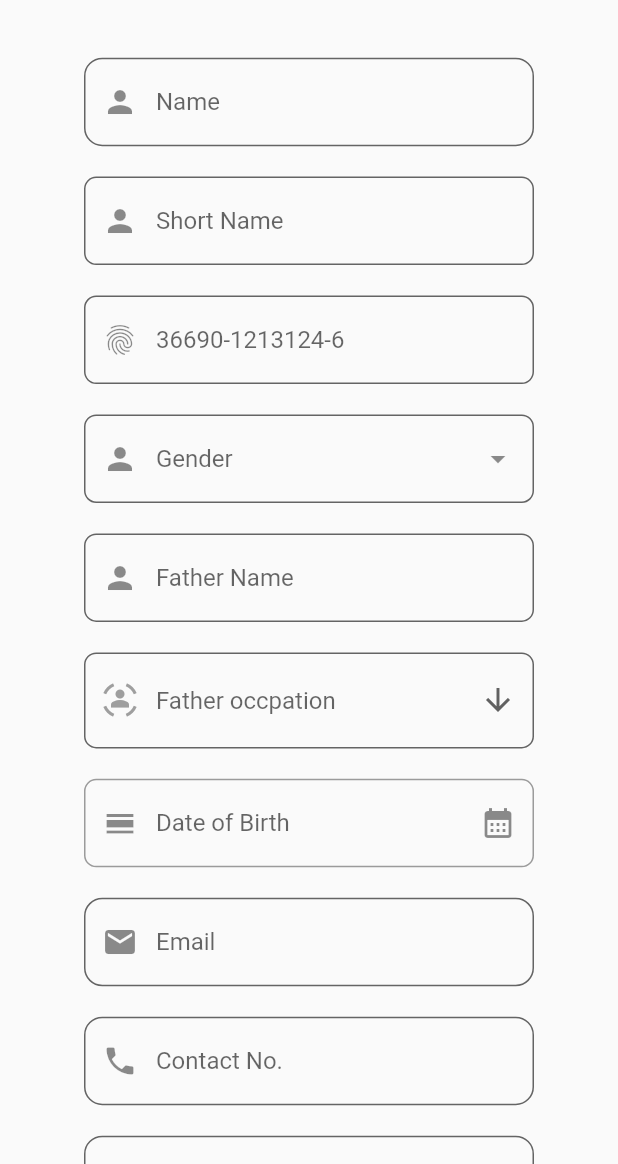
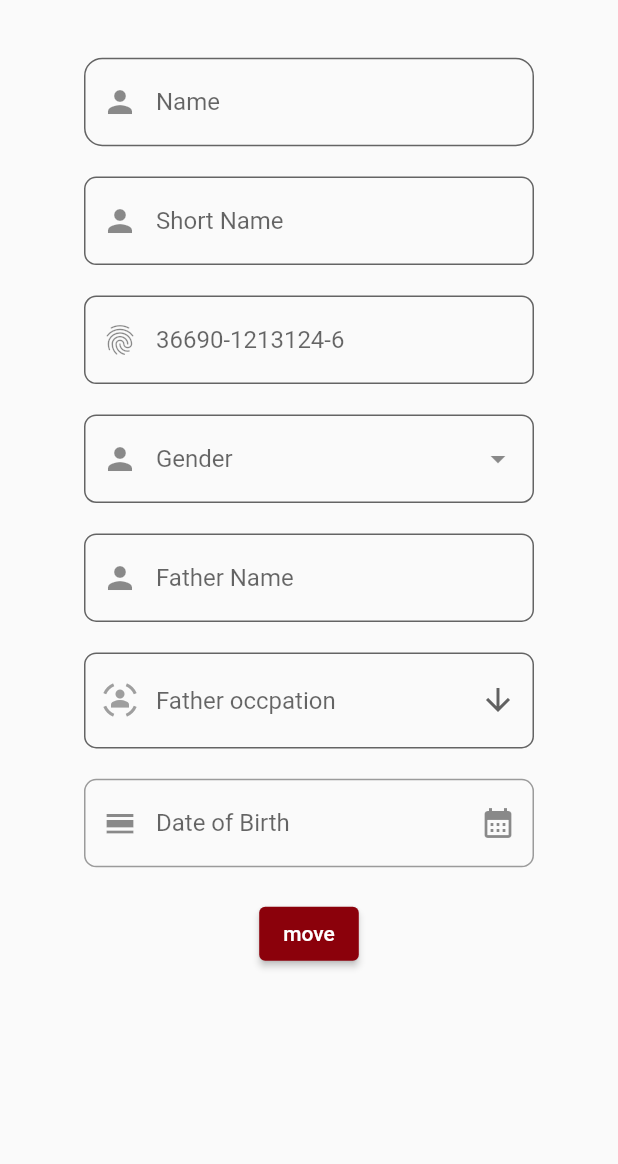
Before and after one commit to Faisalkkc/firstapp, a Flutter app: the PersonalInformation screen opened directly, on a phone screen of 412 x 824 dp, the part 72-1236 px from its top. Run offline on Flutter 3.47's test engine with Material 2 defaults, Android fonts, the phone set to English and light mode, and no system bars; our stand-ins replace flutter_screenutil, flutter_svg.

Commit message:
personal Information updated

```diff
--- a/lib/Pages/personal_information.dart
+++ b/lib/Pages/personal_information.dart
@@ -1,6 +1,7 @@
 import 'package:flutter/material.dart';
 import 'package:flutter_screenutil/flutter_screenutil.dart';
 import 'package:flutter_svg/flutter_svg.dart';
+import 'package:nsdd/Pages/personal_information2.dart';
 import 'package:nsdd/Pages/province.dart';
 
 class PersonalInformation extends StatefulWidget {
@@ -239,103 +240,19 @@ class _PersonalInformationState extends State<PersonalInformation> {
                     SizedBox(
                       height: 20.h,
                     ),
-                    TextFormField(
-                      decoration: InputDecoration(
-                          hintText: "Email",
-                          prefixIcon: Icon(Icons.email),
-                          fillColor: Colors.transparent,
-                          filled: true,
-                          border: OutlineInputBorder(
-                              borderRadius: BorderRadius.circular(12.r))),
-                    ),
-                    SizedBox(
-                      height: 20.h,
-                    ),
-                    TextFormField(
-                      decoration: InputDecoration(
-                          hintText: "Contact No.",
-                          prefixIcon: Icon(Icons.phone),
-                          fillColor: Colors.transparent,
-                          filled: true,
-                          border: OutlineInputBorder(
-                              borderRadius: BorderRadius.circular(12.r))),
-                    ),
-                    SizedBox(
-                      height: 20.h,
-                    ),
-                    TextFormField(
-                      decoration: InputDecoration(
-                          hintText: " Other Contact No.",
-                          prefixIcon: Icon(Icons.phone),
-                          fillColor: Colors.transparent,
-                          filled: true,
-                          border: OutlineInputBorder(
-                              borderRadius: BorderRadius.circular(12.r))),
-                    ),
-                    SizedBox(
-                      height: 20.h,
-                    ),
-                    TextFormField(
-                      decoration: InputDecoration(
-                          hintText: " Guardian Contact No.",
-                          prefixIcon: Icon(Icons.phone),
-                          fillColor: Colors.transparent,
-                          filled: true,
-                          border: OutlineInputBorder(
-                              borderRadius: BorderRadius.circular(12.r))),
-                    ),
-                    SizedBox(
-                      height: 20.h,
-                    ),
-                    TextFormField(
-                      decoration: InputDecoration(
-                          hintText: " Postal Address",
-                          prefixIcon: Icon(Icons.location_on_outlined),
-                          fillColor: Colors.transparent,
-                          filled: true,
-                          border: OutlineInputBorder(
-                              borderRadius: BorderRadius.circular(12.r))),
-                    ),
-                    SizedBox(
-                      height: 20.h,
-                    ),
-                    TextFormField(
-                      decoration: InputDecoration(
-                          hintText: " Permanent Address",
-                          prefixIcon: Icon(Icons.location_on_outlined),
-                          fillColor: Colors.transparent,
-                          filled: true,
-                          border: OutlineInputBorder(
-                              borderRadius: BorderRadius.circular(12.r))),
-                    ),
-                    SizedBox(
-                      height: 20.h,
-                    ),
-                    DropdownButtonFormField<Provice>(
-                      items: dropdownItemProvice,
-                      onChanged: (Provice? value) {},
-                      decoration: InputDecoration(
-                          hintText: "Domicile Distt",
-                          prefixIcon: Icon(Icons.document_scanner),
-                          suffixIcon: Icon(Icons.arrow_drop_down),
-                          fillColor: Colors.transparent,
-                          filled: true,
-                          border: OutlineInputBorder(
-                              borderRadius: BorderRadius.circular(12.r))),
-                    ),
-                    SizedBox(
-                      height: 20.h,
-                    ),
-                    TextFormField(
-                      decoration: InputDecoration(
-                          hintText: "Minority",
-                          prefixIcon: Icon(Icons.add_box),
-                          suffixIcon: Icon(Icons.rectangle_outlined),
-                          fillColor: Colors.transparent,
-                          filled: true,
-                          border: OutlineInputBorder(
-                              borderRadius: BorderRadius.circular(12.r))),
-                    ),
+                    ElevatedButton(
+                        onPressed: () {
+                          Navigator.push(
+                            context,
+                            MaterialPageRoute(
+                                builder: (context) =>
+                                    const PersonalInformation2()),
+                          );
+                        },
+                        style: ElevatedButton.styleFrom(
+                          primary: Color(0xff8B010B),
+                        ),
+                        child: Text('move'))
                   ],
                 ),
               ),
--- a/lib/providers/password_provider.dart
+++ /dev/null
@@ -1,14 +0,0 @@
-import 'package:flutter/cupertino.dart';
-
-class PasswordProvider with ChangeNotifier {
-  bool _isObscure = true;
-
-  bool get isObscure {
-    return _isObscure;
-  }
-
-  void toggleIsObscure() {
-    _isObscure = !_isObscure;
-    notifyListeners();
-  }
-}
--- a/pubspec.yaml
+++ b/pubspec.yaml
@@ -38,7 +38,7 @@ dependencies:
   flutter_svg: ^1.1.0
   intl: ^0.17.0
   provider: ^6.0.3
-
+  dio:
   dependencies:
   pinput: ^2.2.11
 dev_dependencies:
```
Also changed, not shown: lib/Pages/login_page.dart (+8 -25 lines), lib/Pages/personal_information2.dart (added, +193 -0 lines), lib/main.dart (+3 -15 lines), lib/providers/date_provider.dart (deleted, +0 -24 lines), pubspec.lock.
